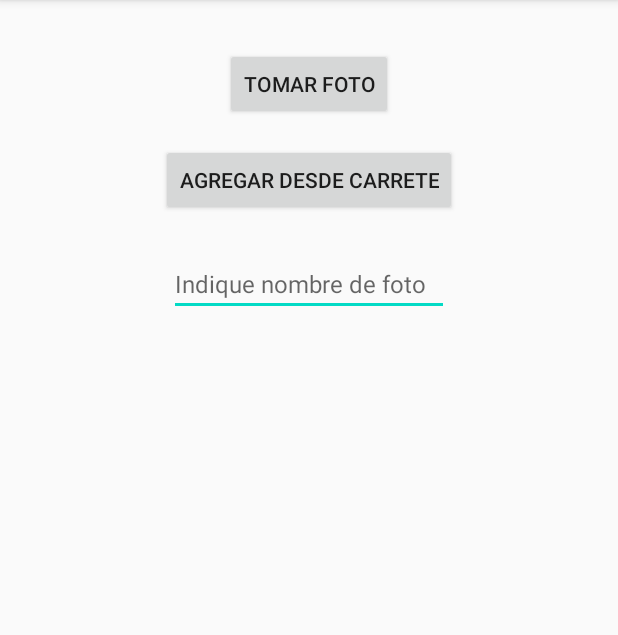
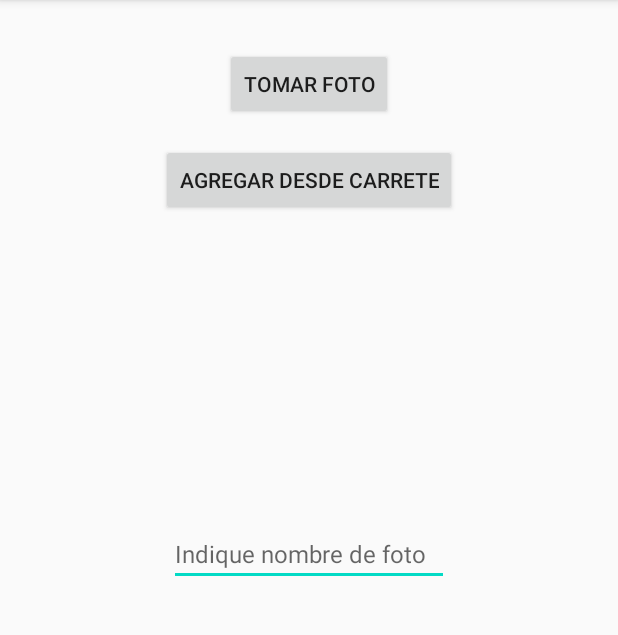
Before and after one commit to joseleont/Proyecto_Grupaso, an Android app: the AgregarFotoDispositivo screen opened directly, with no data from a screen before it, on a phone screen of 412 x 824 dp, the part 84-719 px from its top. Run offline under Robolectric (Android 15) with nearby library versions, the phone set to English and light mode, and no system bars; our stand-ins replace Firebase (no records; nobody signed in at launch, a user with empty details on screens opened directly).

Commit message:
commit elegir foto carrete

```diff
--- a/app/build.gradle
+++ b/app/build.gradle
@@ -27,11 +27,10 @@ dependencies {
     implementation fileTree(dir: "libs", include: ["*.jar"])
     implementation 'androidx.appcompat:appcompat:1.0.0'
     implementation 'androidx.constraintlayout:constraintlayout:1.1.3'
-<<<<<<< HEAD
+
     implementation 'com.google.firebase:firebase-auth:19.2.0'
-=======
     implementation 'androidx.legacy:legacy-support-v4:1.0.0'
->>>>>>> f1431e9f327e8b56655ea3fc715e9db8d668371a
+
     testImplementation 'junit:junit:4.12'
     androidTestImplementation 'androidx.test.ext:junit:1.1.1'
     androidTestImplementation 'androidx.test.espresso:espresso-core:3.1.0'
--- a/app/src/main/res/layout/activity_agregar_dispositivo.xml
+++ b/app/src/main/res/layout/activity_agregar_dispositivo.xml
@@ -23,6 +23,7 @@
         android:layout_height="120dp"
         android:layout_marginStart="28dp"
         android:layout_marginTop="20dp"
+        android:onClick="AgregarFoto"
         android:scaleType="fitXY"
         app:layout_constraintStart_toStartOf="parent"
         app:layout_constraintTop_toBottomOf="@+id/textView3"
@@ -88,10 +89,11 @@
 
     <Button
         android:id="@+id/button8"
-        android:layout_width="0dp"
+        android:layout_width="wrap_content"
         android:layout_height="wrap_content"
         android:layout_marginStart="100dp"
         android:layout_marginEnd="60dp"
+        android:onClick="AgregarDispositivo"
         android:text="@string/agregar"
         app:layout_constraintBottom_toBottomOf="@+id/button9"
         app:layout_constraintEnd_toEndOf="parent"
--- a/app/src/main/res/layout/activity_agregar_foto_dispositivo.xml
+++ b/app/src/main/res/layout/activity_agregar_foto_dispositivo.xml
@@ -1,10 +1,14 @@
 <?xml version="1.0" encoding="utf-8"?>
-<androidx.constraintlayout.widget.ConstraintLayout xmlns:android="http://schemas.android.com/apk/res/android"
+<ScrollView xmlns:android="http://schemas.android.com/apk/res/android"
     xmlns:app="http://schemas.android.com/apk/res-auto"
     xmlns:tools="http://schemas.android.com/tools"
     android:layout_width="match_parent"
     android:layout_height="match_parent"
     tools:context=".AgregarFotoDispositivo">
+
+    <androidx.constraintlayout.widget.ConstraintLayout
+        android:layout_width="match_parent"
+        android:layout_height="match_parent">
 
     <Button
         android:id="@+id/btnTomarFoto"
@@ -22,6 +26,7 @@
         android:layout_width="wrap_content"
         android:layout_height="wrap_content"
         android:layout_marginTop="16dp"
+        android:onClick="permisoCarrete"
         android:text="@string/agregarCarrete"
         app:layout_constraintEnd_toEndOf="parent"
         app:layout_constraintStart_toStartOf="parent"
@@ -29,9 +34,10 @@
 
         <ImageView
             android:id="@+id/imageViewFoto"
-        android:layout_width="wrap_content"
-        android:layout_height="wrap_content"
+            android:layout_width="180dp"
+            android:layout_height="180dp"
             android:layout_marginTop="16dp"
+            android:scaleType="fitXY"
             app:layout_constraintEnd_toEndOf="parent"
             app:layout_constraintStart_toStartOf="parent"
             app:layout_constraintTop_toBottomOf="@+id/btnCarrete"
@@ -49,16 +55,6 @@
         app:layout_constraintStart_toStartOf="parent"
         app:layout_constraintTop_toBottomOf="@+id/etNombreFoto" />
 
-    <Button
-        android:id="@+id/btnSubirCarrete"
-        android:layout_width="wrap_content"
-        android:layout_height="wrap_content"
-        android:text="@string/listo"
-        android:visibility="invisible"
-        app:layout_constraintEnd_toEndOf="parent"
-        app:layout_constraintStart_toStartOf="parent"
-        app:layout_constraintTop_toBottomOf="@+id/btnSubirFoto" />
-
     <EditText
         android:id="@+id/etNombreFoto"
         android:layout_width="wrap_content"
@@ -71,4 +67,6 @@
         app:layout_constraintEnd_toEndOf="parent"
         app:layout_constraintStart_toStartOf="parent"
         app:layout_constraintTop_toBottomOf="@+id/imageViewFoto" />
+
     </androidx.constraintlayout.widget.ConstraintLayout>
+</ScrollView>
```
Also changed, not shown: app/src/main/AndroidManifest.xml (+13 -6 lines), app/src/main/java/pe/edu/pucp/proyecto_grupaso/AgregarFotoDispositivo.java (+41 -3 lines), app/src/main/java/pe/edu/pucp/proyecto_grupaso/activities/MainActivity.java (+4 -4 lines). Lines whose indentation alone changed are shown as unchanged.
